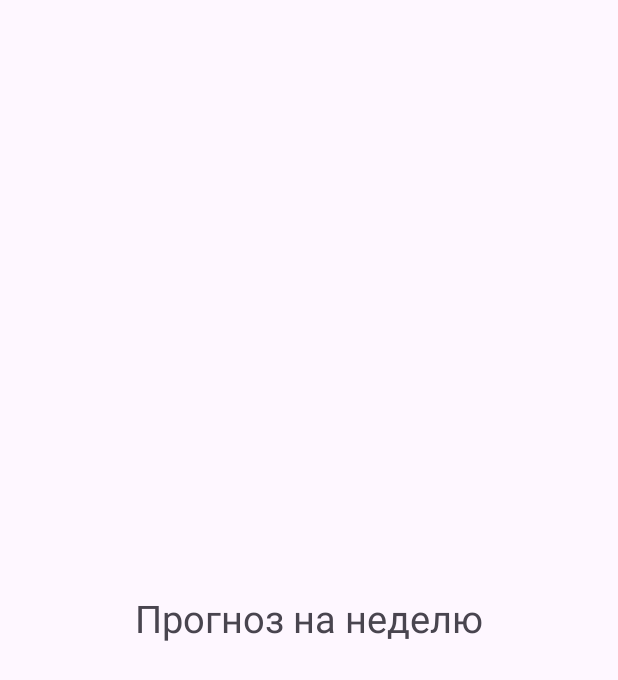
After one commit to JohnyRico2022/Weather-Diplom, an Android app: the fragment WeekFragment shown on its own in the app's theme, on a phone screen of 412 x 824 dp. The commit adds this screen. Shown: the top 680 px of the screen. Run offline under Robolectric (Android 15) with nearby library versions, the phone set to English and light mode, and no system bars.

Commit message:
added bottom menu and fragment

```diff
--- /dev/null
+++ b/app/src/main/java/ru/nikita/weatherdiplom/WeekFragment.kt
@@ -0,0 +1,23 @@
+package ru.nikita.weatherdiplom
+
+import android.os.Bundle
+import androidx.fragment.app.Fragment
+import android.view.LayoutInflater
+import android.view.View
+import android.view.ViewGroup
+
+class WeekFragment : Fragment() {
+
+
+    override fun onCreateView(
+        inflater: LayoutInflater, container: ViewGroup?,
+        savedInstanceState: Bundle?
+    ): View? {
+        // Inflate the layout for this fragment
+        return inflater.inflate(R.layout.fragment_week, container, false)
+
+
+
+
+    }
+}
--- /dev/null
+++ b/app/src/main/res/drawable/ic_account_24.xml
@@ -0,0 +1,6 @@
+<vector android:height="24dp" android:tint="#000000"
+    android:viewportHeight="24" android:viewportWidth="24"
+    android:width="24dp" xmlns:android="http://schemas.android.com/apk/res/android">
+    <path android:fillColor="@android:color/white" android:pathData="M12,2C6.48,2 2,6.48 2,12s4.48,10 10,10s10,-4.48 10,-10S17.52,2 12,2zM7.35,18.5C8.66,17.56 10.26,17 12,17s3.34,0.56 4.65,1.5C15.34,19.44 13.74,20 12,20S8.66,19.44 7.35,18.5zM18.14,17.12L18.14,17.12C16.45,15.8 14.32,15 12,15s-4.45,0.8 -6.14,2.12l0,0C4.7,15.73 4,13.95 4,12c0,-4.42 3.58,-8 8,-8s8,3.58 8,8C20,13.95 19.3,15.73 18.14,17.12z"/>
+    <path android:fillColor="@android:color/white" android:pathData="M12,6c-1.93,0 -3.5,1.57 -3.5,3.5S10.07,13 12,13s3.5,-1.57 3.5,-3.5S13.93,6 12,6zM12,11c-0.83,0 -1.5,-0.67 -1.5,-1.5S11.17,8 12,8s1.5,0.67 1.5,1.5S12.83,11 12,11z"/>
+</vector>
--- /dev/null
+++ b/app/src/main/res/drawable/ic_today_24.xml
@@ -0,0 +1,5 @@
+<vector android:height="24dp" android:tint="#000000"
+    android:viewportHeight="24" android:viewportWidth="24"
+    android:width="24dp" xmlns:android="http://schemas.android.com/apk/res/android">
+    <path android:fillColor="@android:color/white" android:pathData="M20,3h-1L19,1h-2v2L7,3L7,1L5,1v2L4,3c-1.1,0 -2,0.9 -2,2v16c0,1.1 0.9,2 2,2h16c1.1,0 2,-0.9 2,-2L22,5c0,-1.1 -0.9,-2 -2,-2zM20,21L4,21L4,8h16v13z"/>
+</vector>
--- /dev/null
+++ b/app/src/main/res/drawable/ic_week_24.xml
@@ -0,0 +1,5 @@
+<vector android:height="24dp" android:tint="#000000"
+    android:viewportHeight="24" android:viewportWidth="24"
+    android:width="24dp" xmlns:android="http://schemas.android.com/apk/res/android">
+    <path android:fillColor="@android:color/white" android:pathData="M19,4h-1V2h-2v2H8V2H6v2H5C3.89,4 3.01,4.9 3.01,6L3,20c0,1.1 0.89,2 2,2h14c1.1,0 2,-0.9 2,-2V6C21,4.9 20.1,4 19,4zM19,20H5V10h14V20zM9,14H7v-2h2V14zM13,14h-2v-2h2V14zM17,14h-2v-2h2V14zM9,18H7v-2h2V18zM13,18h-2v-2h2V18zM17,18h-2v-2h2V18z"/>
+</vector>
--- /dev/null
+++ b/app/src/main/res/layout/fragment_week.xml
@@ -0,0 +1,15 @@
+<?xml version="1.0" encoding="utf-8"?>
+<FrameLayout xmlns:android="http://schemas.android.com/apk/res/android"
+    xmlns:tools="http://schemas.android.com/tools"
+    android:layout_width="match_parent"
+    android:layout_height="match_parent"
+    tools:context=".WeekFragment">
+
+    <TextView
+        android:gravity="center"
+        android:layout_width="match_parent"
+        android:layout_height="match_parent"
+        android:text="Прогноз на неделю"
+        android:textSize="25sp"/>
+
+</FrameLayout>
--- a/app/src/main/res/values/strings.xml
+++ b/app/src/main/res/values/strings.xml
@@ -1,3 +1,5 @@
 <resources>
     <string name="app_name">Weather Diplom</string>
+    <!-- TODO: Remove or change this placeholder text -->
+    <string name="hello_blank_fragment">Hello blank fragment</string>
 </resources>
```
Also changed, not shown: app/build.gradle (+7 -0 lines), app/src/main/java/ru/nikita/weatherdiplom/DayFragment.kt (added, +24 -0 lines), app/src/main/java/ru/nikita/weatherdiplom/MainActivity.kt (+14 -1 lines), app/src/main/java/ru/nikita/weatherdiplom/UserInfoFragment.kt (added, +23 -0 lines), app/src/main/res/layout/activity_main.xml (+16 -4 lines), app/src/main/res/layout/fragment_day.xml (added, +16 -0 lines), app/src/main/res/layout/fragment_user_info.xml (added, +15 -0 lines), app/src/main/res/menu/bottom_navigation_menu.xml (added, +22 -0 lines), app/src/main/res/navigation/main_nav.xml (added, +23 -0 lines).
